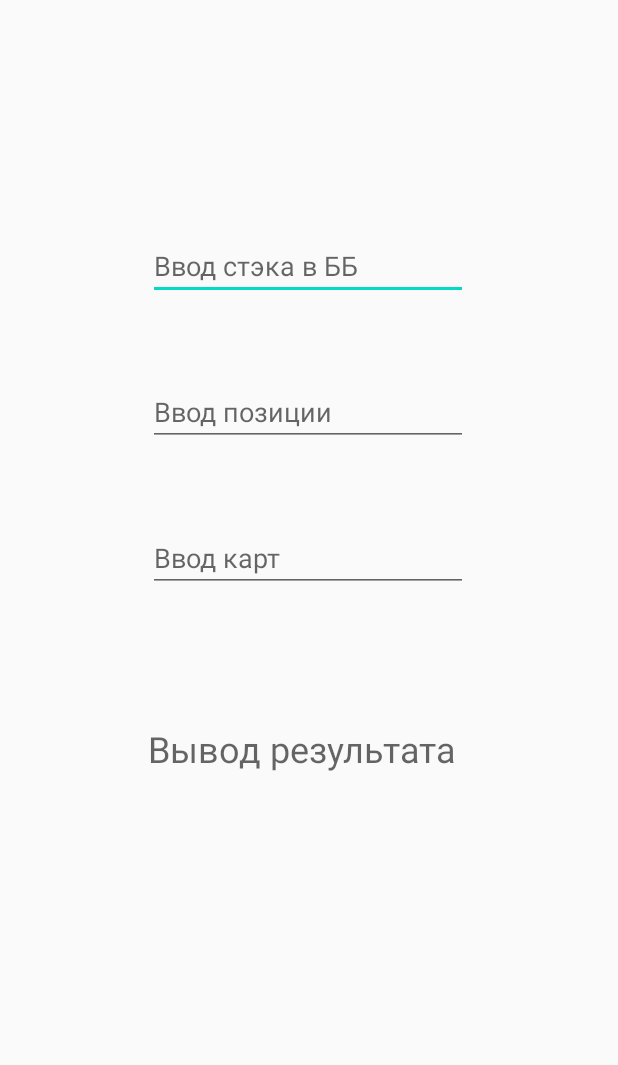
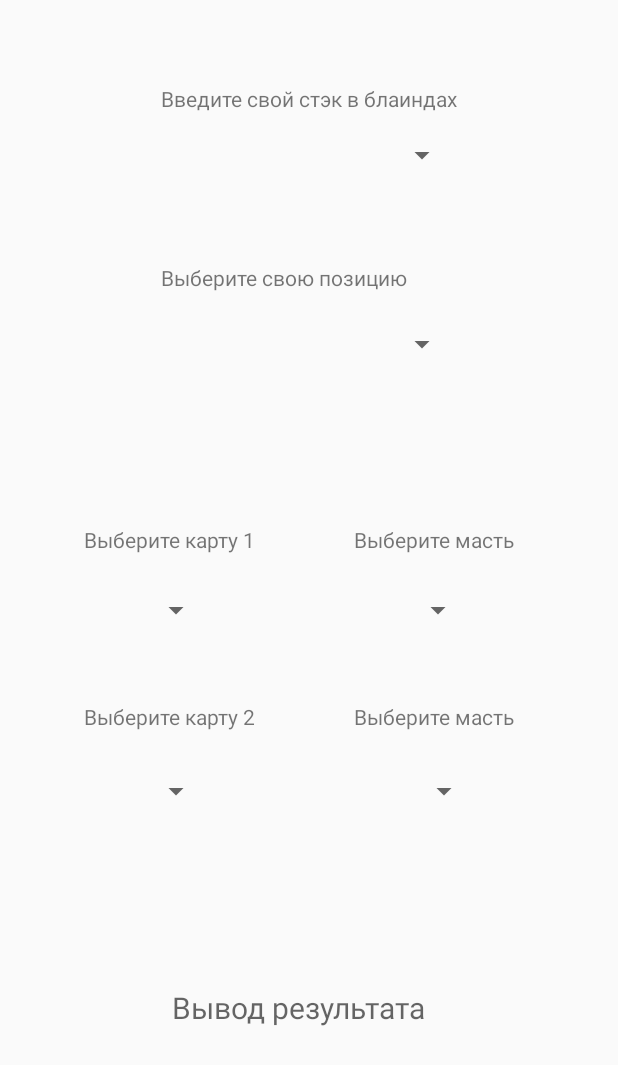
Before and after one commit to vovan55/poker_helper, an Android app: the layout main_content.xml on its own in the app's theme, with its tools: preview values and no code run, on a phone screen of 412 x 824 dp. Shown: the top 1065 px of the screen. Run offline under Robolectric (Android 15) with nearby library versions, the phone set to English and light mode, and no system bars.

Commit message:
Changed main_content.xml

```diff
--- a/app/src/main/res/layout/main_content.xml
+++ b/app/src/main/res/layout/main_content.xml
@@ -1,62 +1,165 @@
 <?xml version="1.0" encoding="utf-8"?>
-<androidx.constraintlayout.widget.ConstraintLayout
-    xmlns:android="http://schemas.android.com/apk/res/android"
+<androidx.constraintlayout.widget.ConstraintLayout xmlns:android="http://schemas.android.com/apk/res/android"
     xmlns:app="http://schemas.android.com/apk/res-auto"
     xmlns:tools="http://schemas.android.com/tools"
     android:layout_width="match_parent"
     android:layout_height="match_parent">
 
-    <EditText
-        android:id="@+id/edEnterBB"
-        android:layout_width="wrap_content"
+    <TextView
+        android:id="@+id/tvCard2"
+        android:layout_width="120dp"
         android:layout_height="wrap_content"
-        android:ems="10"
-        android:hint="@string/enterBB"
-        android:inputType="textPersonName"
+        android:layout_marginStart="56dp"
+        android:text="@string/enter_card_2"
+        app:layout_constraintBottom_toBottomOf="parent"
+        app:layout_constraintEnd_toStartOf="@+id/tvSuit1"
+        app:layout_constraintHorizontal_bias="0.0"
+        app:layout_constraintStart_toStartOf="parent"
+        app:layout_constraintTop_toTopOf="parent"
+        app:layout_constraintVertical_bias="0.582" />
+
+    <Spinner
+        android:id="@+id/spCard2"
+        android:layout_width="50dp"
+        android:layout_height="30dp"
+        android:layout_marginTop="8dp"
+        android:spinnerMode="dropdown"
+        app:layout_constraintBottom_toBottomOf="parent"
+        app:layout_constraintEnd_toEndOf="parent"
+        app:layout_constraintHorizontal_bias="0.252"
+        app:layout_constraintStart_toStartOf="parent"
+        app:layout_constraintTop_toBottomOf="@+id/tvCard1"
+        app:layout_constraintVertical_bias="0.324" />
+
+    <Spinner
+        android:id="@+id/spSuit2"
+        android:layout_width="50dp"
+        android:layout_height="30dp"
+        android:layout_marginTop="8dp"
+        android:layout_marginEnd="92dp"
+        android:spinnerMode="dropdown"
+        app:layout_constraintBottom_toBottomOf="parent"
+        app:layout_constraintEnd_toEndOf="parent"
+        app:layout_constraintTop_toBottomOf="@+id/tvSuit1"
+        app:layout_constraintVertical_bias="0.324" />
+
+    <TextView
+        android:id="@+id/tvSuit2"
+        android:layout_width="120dp"
+        android:layout_height="wrap_content"
+        android:layout_marginEnd="56dp"
+        android:text="@string/enter_cards_suit"
+        app:layout_constraintBottom_toBottomOf="parent"
+        app:layout_constraintEnd_toEndOf="parent"
+        app:layout_constraintTop_toTopOf="parent"
+        app:layout_constraintVertical_bias="0.582" />
+
+    <Spinner
+        android:id="@+id/spBB"
+        android:layout_width="200dp"
+        android:layout_height="wrap_content"
+        android:layout_marginTop="16dp"
+        android:spinnerMode="dropdown"
         app:layout_constraintBottom_toBottomOf="parent"
         app:layout_constraintEnd_toEndOf="parent"
         app:layout_constraintHorizontal_bias="0.497"
         app:layout_constraintStart_toStartOf="parent"
-        app:layout_constraintTop_toTopOf="parent"
-        app:layout_constraintVertical_bias="0.199"
-        android:autofillHints="" />
+        app:layout_constraintTop_toBottomOf="@+id/tvEnterBB"
+        app:layout_constraintVertical_bias="0.0" />
 
-    <EditText
-        android:id="@+id/edPosition"
-        android:layout_width="wrap_content"
+    <Spinner
+        android:id="@+id/spCard1"
+        android:layout_width="50dp"
+        android:layout_height="30dp"
+        android:layout_marginTop="8dp"
+        android:spinnerMode="dropdown"
+        app:layout_constraintBottom_toBottomOf="parent"
+        app:layout_constraintEnd_toEndOf="parent"
+        app:layout_constraintHorizontal_bias="0.252"
+        app:layout_constraintStart_toStartOf="parent"
+        app:layout_constraintTop_toBottomOf="@+id/tvCard1"
+        app:layout_constraintVertical_bias="0.035" />
+
+    <Spinner
+        android:id="@+id/spSuit"
+        android:layout_width="50dp"
+        android:layout_height="30dp"
+        android:layout_marginTop="8dp"
+        android:layout_marginEnd="96dp"
+        android:spinnerMode="dropdown"
+        app:layout_constraintBottom_toBottomOf="parent"
+        app:layout_constraintEnd_toEndOf="parent"
+        app:layout_constraintTop_toBottomOf="@+id/tvSuit1"
+        app:layout_constraintVertical_bias="0.035" />
+
+    <Spinner
+        android:id="@+id/spPosition"
+        android:layout_width="200dp"
         android:layout_height="wrap_content"
-        android:layout_marginTop="52dp"
-        android:ems="10"
-        android:hint="@string/enter_position"
-        android:inputType="textPersonName"
-        app:layout_constraintEnd_toEndOf="@+id/edEnterBB"
-        app:layout_constraintHorizontal_bias="0.0"
-        app:layout_constraintStart_toStartOf="@+id/edEnterBB"
-        app:layout_constraintTop_toBottomOf="@+id/edEnterBB"
-        android:autofillHints="" />
-
-    <EditText
-        android:id="@+id/edCards"
-        android:layout_width="wrap_content"
-        android:layout_height="wrap_content"
-        android:layout_marginTop="52dp"
-        android:ems="10"
-        android:hint="@string/enter_cards"
-        android:inputType="textPersonName"
-        app:layout_constraintEnd_toEndOf="@+id/edPosition"
-        app:layout_constraintHorizontal_bias="0.0"
-        app:layout_constraintStart_toStartOf="@+id/edPosition"
-        app:layout_constraintTop_toBottomOf="@+id/edPosition"
-        android:autofillHints="" />
+        android:layout_marginTop="8dp"
+        android:spinnerMode="dropdown"
+        app:layout_constraintBottom_toBottomOf="parent"
+        app:layout_constraintEnd_toEndOf="parent"
+        app:layout_constraintHorizontal_bias="0.497"
+        app:layout_constraintStart_toStartOf="parent"
+        app:layout_constraintTop_toBottomOf="@+id/tvPosition"
+        app:layout_constraintVertical_bias="0.024" />
 
     <TextView
         android:id="@+id/tvResult"
+        android:layout_width="200dp"
+        android:layout_height="wrap_content"
+        android:hint="@string/tvResult"
+        android:textSize="20sp"
+        app:layout_constraintBottom_toBottomOf="parent"
+        app:layout_constraintEnd_toEndOf="parent"
+        app:layout_constraintHorizontal_bias="0.54"
+        app:layout_constraintStart_toStartOf="parent"
+        app:layout_constraintTop_toTopOf="parent"
+        app:layout_constraintVertical_bias="0.826" />
+
+    <TextView
+        android:id="@+id/tvEnterBB"
+        android:layout_width="wrap_content"
+        android:layout_height="wrap_content"
+        android:layout_marginTop="56dp"
+        android:text="@string/enterBB"
+        app:layout_constraintEnd_toEndOf="parent"
+        app:layout_constraintStart_toStartOf="parent"
+        app:layout_constraintTop_toTopOf="parent" />
+
+    <TextView
+        android:id="@+id/tvPosition"
         android:layout_width="0dp"
         android:layout_height="wrap_content"
-        android:layout_marginTop="88dp"
-        android:hint="@string/tvResult"
-        android:textSize="24sp"
-        app:layout_constraintEnd_toEndOf="@+id/edCards"
-        app:layout_constraintStart_toStartOf="@+id/edCards"
-        app:layout_constraintTop_toBottomOf="@+id/edCards" />
+        android:layout_marginTop="60dp"
+        android:text="@string/enter_position"
+        app:layout_constraintEnd_toEndOf="@+id/tvEnterBB"
+        app:layout_constraintHorizontal_bias="0.0"
+        app:layout_constraintStart_toStartOf="@+id/tvEnterBB"
+        app:layout_constraintTop_toBottomOf="@+id/spBB" />
+
+    <TextView
+        android:id="@+id/tvCard1"
+        android:layout_width="120dp"
+        android:layout_height="wrap_content"
+        android:layout_marginStart="56dp"
+        android:text="@string/enter_card_1"
+        app:layout_constraintBottom_toBottomOf="parent"
+        app:layout_constraintEnd_toStartOf="@+id/tvSuit1"
+        app:layout_constraintHorizontal_bias="0.0"
+        app:layout_constraintStart_toStartOf="parent"
+        app:layout_constraintTop_toTopOf="parent"
+        app:layout_constraintVertical_bias="0.435" />
+
+    <TextView
+        android:id="@+id/tvSuit1"
+        android:layout_width="120dp"
+        android:layout_height="wrap_content"
+        android:layout_marginEnd="56dp"
+        android:text="@string/enter_cards_suit"
+        app:layout_constraintBottom_toBottomOf="parent"
+        app:layout_constraintEnd_toEndOf="parent"
+        app:layout_constraintTop_toTopOf="parent"
+        app:layout_constraintVertical_bias="0.435" />
 </androidx.constraintlayout.widget.ConstraintLayout>
--- /dev/null
+++ b/app/src/main/res/values/enter_cards.xml
@@ -0,0 +1,4 @@
+<?xml version="1.0" encoding="utf-8"?>
+<resources>
+
+</resources>
--- a/app/src/main/res/values/strings.xml
+++ b/app/src/main/res/values/strings.xml
@@ -5,9 +5,11 @@
     <string name="value_app">Оценить приложение</string>
     <string name="buy_PRO">Купить полную версию</string>
     <string name="settings">Настройки</string>
-    <string name="enterBB">Ввод стэка в ББ</string>
-    <string name="enter_position">Ввод позиции</string>
-    <string name="enter_cards">Ввод карт</string>
+    <string name="enterBB">Введите свой стэк в блаиндах</string>
+    <string name="enter_position">Выберите свою позицию</string>
+    <string name="enter_card_1">Выберите карту 1</string>
+    <string name="enter_card_2">Выберите карту 2</string>
+    <string name="enter_cards_suit">Выберите масть</string>
     <string name="tvResult">Вывод результата</string>
     <string name="way_to_win">Путь к победе!</string>
 </resources>
```
Also changed, not shown: app/src/main/res/values/enter_big_blinds.xml (added, +66 -0 lines), app/src/main/res/values/enter_position.xml (added, +33 -0 lines).
